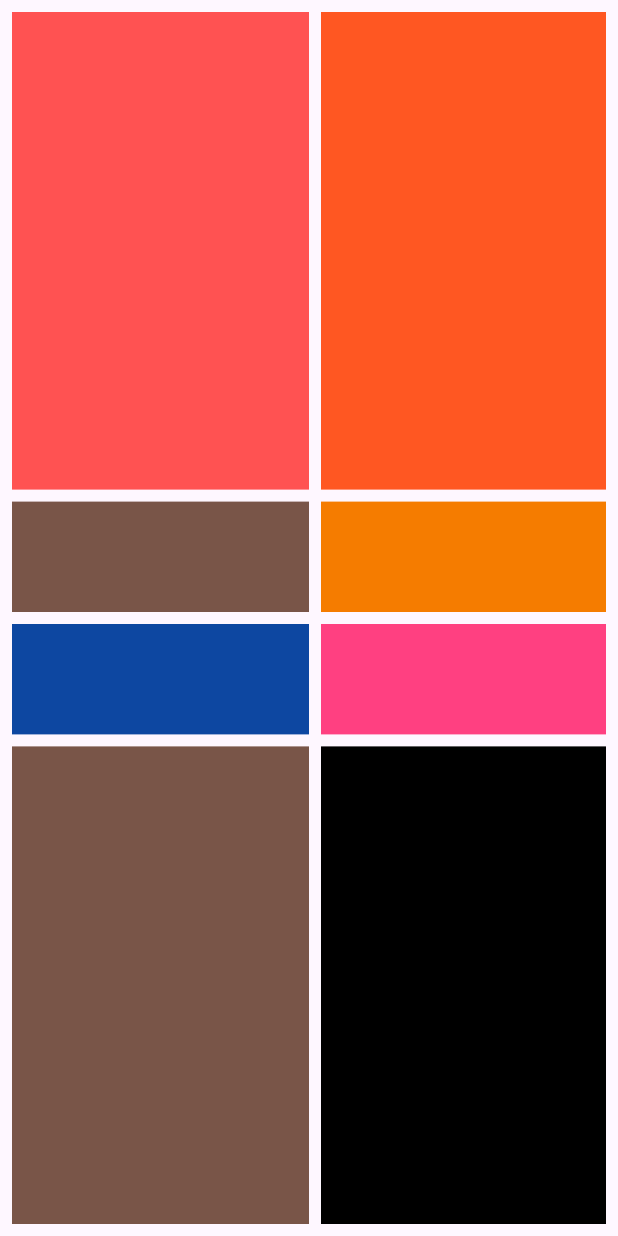
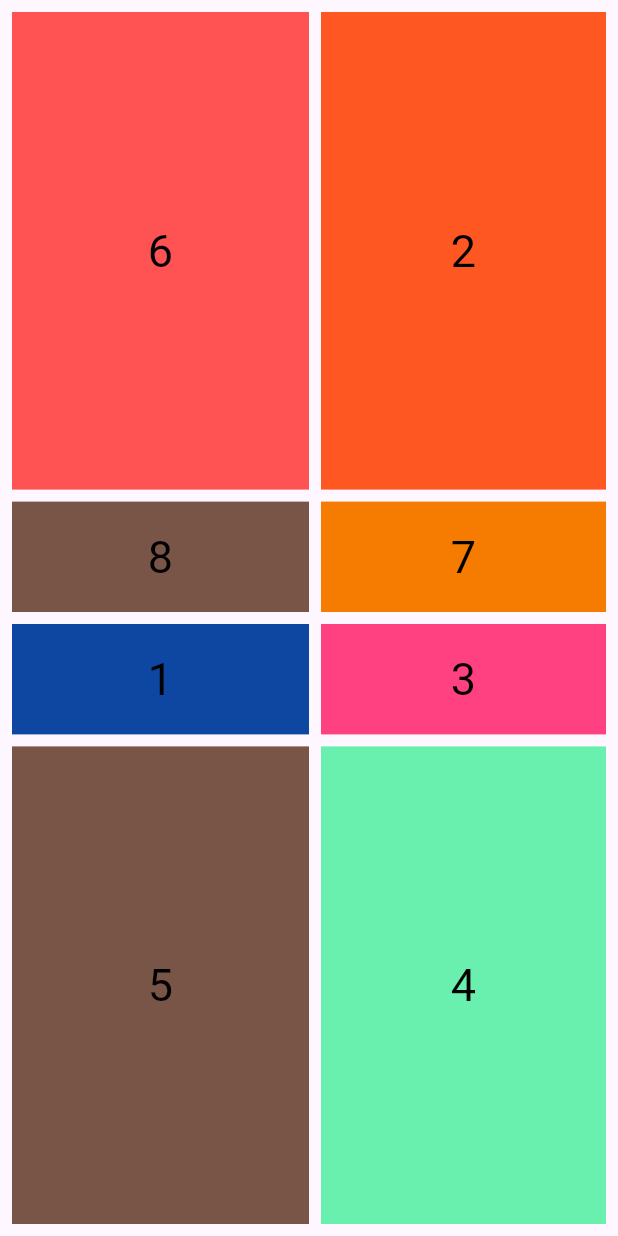
Before and after one commit to Xmmmmm000/2laba, a Flutter app: the screen it shows after launch, on a phone screen of 412 x 824 dp. Run offline on Flutter 3.47's test engine with Material 3 defaults, Android fonts, the phone set to English and light mode, and no system bars.

Commit message:
2 commit

```diff
--- a/lib/main.dart
+++ b/lib/main.dart
@@ -39,6 +39,8 @@ class HomePage extends StatelessWidget {
                               margin: EdgeInsets.only(bottom: 8, left: 8),
                               color: Colors.redAccent,
                               alignment: Alignment.center,
+                              child: Text('6', style: TextStyle(fontSize: 30, color: Colors.black),
+                              ),
 
                             )
                         ),
@@ -50,6 +52,8 @@ class HomePage extends StatelessWidget {
                               margin: EdgeInsets.only(bottom: 8, left: 8),
                               color: Colors.brown,
                               alignment: Alignment.center,
+                              child: Text('8', style: TextStyle(fontSize: 30, color: Colors.black),
+                              ),
 
                             )
                         ),
@@ -60,6 +64,8 @@ class HomePage extends StatelessWidget {
                               margin: EdgeInsets.only(bottom: 8, left: 8),
                               color: Colors.blue[900],
                               alignment: Alignment.center,
+                              child: Text('1', style: TextStyle(fontSize: 30, color: Colors.black),
+                              ),
 
                             )
                         ),
@@ -71,6 +77,8 @@ class HomePage extends StatelessWidget {
                               margin: EdgeInsets.only(bottom: 8, left: 8),
                               color: Colors.brown,
                               alignment: Alignment.center,
+                              child: Text('5', style: TextStyle(fontSize: 30, color: Colors.black),
+                              ),
 
                             )
                         ),
@@ -89,6 +97,8 @@ class HomePage extends StatelessWidget {
                                   margin: EdgeInsets.only(bottom: 8, left: 8, right: 8),
                                   color: Colors.deepOrange,
                                   alignment: Alignment.center,
+                                  child: Text('2', style: TextStyle(fontSize: 30, color: Colors.black),
+                                  ),
 
                                 )
                             ),
@@ -100,6 +110,8 @@ class HomePage extends StatelessWidget {
                                   margin: EdgeInsets.only(bottom: 8, left: 8, right: 8),
                                   color: Colors.orange[700],
                                   alignment: Alignment.center,
+                                  child: Text('7', style: TextStyle(fontSize: 30, color: Colors.black),
+                                  ),
 
                                 )
                             ),
@@ -110,6 +122,8 @@ class HomePage extends StatelessWidget {
                                   margin: EdgeInsets.only(bottom: 8, left: 8, right: 8),
                                   color: Colors.pinkAccent,
                                   alignment: Alignment.center,
+                                  child: Text('3', style: TextStyle(fontSize: 30, color: Colors.black),
+                                  ),
 
                                 )
                             ),
@@ -119,8 +133,10 @@ class HomePage extends StatelessWidget {
                                   width: double.maxFinite,
                                   height: double.maxFinite,
                                   margin: EdgeInsets.only(bottom: 8, left: 8, right: 8),
-                                  color: Colors.black,
+                                  color: Colors.greenAccent,
                                   alignment: Alignment.center,
+                                  child: Text('4', style: TextStyle(fontSize: 30, color: Colors.black),
+                                  ),
 
                                 )
                             ),
```
